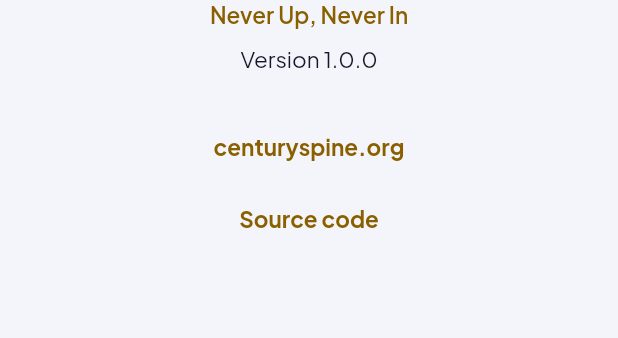
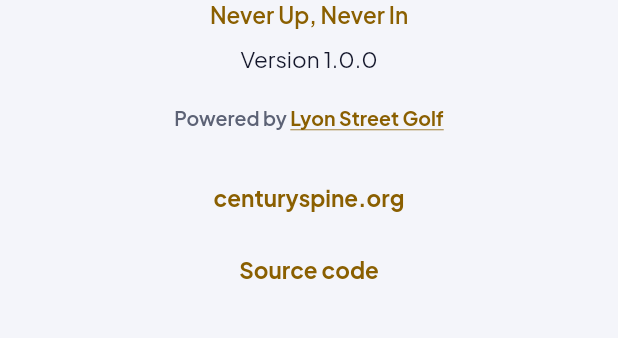
Before and after one commit to CenturySpine/nuni, a Flutter app: the AboutPage screen opened by its route, on a phone screen of 412 x 824 dp, the part 342-680 px from its top. Run offline on Flutter 3.47's test engine with Material 3 defaults, Android fonts, the light colour scheme and no system bars; our stand-ins replace file_picker, flutter_map, flutter_riverpod, freezed_annotation, geolocator, go_router and 12 more; missing offline and left inert: crop_your_image, dart:js_interop, linkify, mobile_scanner; accounts and stored records are empty; generated files the repository leaves out were written again; network calls fail.

Commit message:
chore (feat): adds powered by lsg label & align hole labels & icons

```diff
--- a/lib/features/legal/ui/about_page.dart
+++ b/lib/features/legal/ui/about_page.dart
@@ -5,6 +5,7 @@
 import '../../../core/theme/app_theme.dart';
 import '../../../l10n/generated/app_localizations.dart';
 import '../../../shared/nuni_logo.dart';
+import '../../../shared/nuni_powered_by.dart';
 
 class AboutPage extends StatelessWidget {
   const AboutPage({super.key});
@@ -43,7 +44,9 @@
                     );
                   },
                 ),
-                const SizedBox(height: 24),
+                const SizedBox(height: 20),
+                const NuniPoweredBy(),
+                const SizedBox(height: 20),
                 TextButton(
                   onPressed: () => launchUrl(Uri.https('centuryspine.org')),
                   child: Text(l10n.aboutHomepageLink),
--- a/lib/features/live/ui/played_hole_card.dart
+++ b/lib/features/live/ui/played_hole_card.dart
@@ -72,6 +72,7 @@
         crossAxisAlignment: CrossAxisAlignment.start,
         children: [
           Row(
+            crossAxisAlignment: CrossAxisAlignment.start,
             children: [
               NuniIconTile(
                 icon: PhosphorIcons.golf,
@@ -138,6 +139,7 @@
                     color: scheme.onSurfaceVariant,
                   ),
                   tooltip: l10n.sessionsPlayedHoleEdit,
+                  visualDensity: VisualDensity.compact,
                   onPressed: onEdit,
                 ),
               if (onDelete != null)
@@ -148,11 +150,13 @@
                     color: scheme.onSurfaceVariant,
                   ),
                   tooltip: l10n.sessionsLiveDeleteHole,
+                  visualDensity: VisualDensity.compact,
                   onPressed: onDelete,
                 ),
               ?dragHandle,
             ],
           ),
+          if (teams.isNotEmpty) ...[
             const SizedBox(height: 10),
             Padding(
               padding: const EdgeInsets.only(right: 6),
@@ -181,6 +185,7 @@
                 ],
               ),
             ),
+          ],
         ],
       ),
     );
--- a/lib/l10n/app_en.arb
+++ b/lib/l10n/app_en.arb
@@ -362,6 +362,8 @@
   "@aboutVersionLabel": {"placeholders": {"version": {"type": "String"}}},
   "aboutHomepageLink": "centuryspine.org",
   "aboutSourceLink": "Source code",
+  "poweredByPrefix": "Powered by ",
+  "poweredByAssociation": "Lyon Street Golf",
 
   "navAssociations": "Clubs",
   "settingsMyAssociation": "My club",
--- a/lib/l10n/app_fr.arb
+++ b/lib/l10n/app_fr.arb
@@ -333,6 +333,8 @@
   "aboutVersionLabel": "Version {version}",
   "aboutHomepageLink": "centuryspine.org",
   "aboutSourceLink": "Code source",
+  "poweredByPrefix": "Propulsé par ",
+  "poweredByAssociation": "Lyon Street Golf",
 
   "navAssociations": "Associations",
   "settingsMyAssociation": "Mon association",
--- /dev/null
+++ b/lib/shared/nuni_powered_by.dart
@@ -0,0 +1,71 @@
+import 'package:flutter/gestures.dart';
+import 'package:flutter/material.dart';
+import 'package:url_launcher/url_launcher.dart';
+
+import '../core/theme/app_theme.dart';
+import '../l10n/generated/app_localizations.dart';
+
+/// The "Powered by Lyon Street Golf" / "Propulsé par Lyon Street Golf" mention,
+/// linking to https://lyonstreetgolf.fr/.
+/// Displayed above legal footer links (login, settings) and on the About page.
+class NuniPoweredBy extends StatefulWidget {
+  const NuniPoweredBy({super.key});
+
+  static final Uri websiteUri = Uri.parse('https://lyonstreetgolf.fr/');
+
+  @override
+  State<NuniPoweredBy> createState() => _NuniPoweredByState();
+}
+
+class _NuniPoweredByState extends State<NuniPoweredBy> {
+  late final TapGestureRecognizer _recognizer;
+
+  @override
+  void initState() {
+    super.initState();
+    _recognizer = TapGestureRecognizer()
+      ..onTap = () => launchUrl(
+        NuniPoweredBy.websiteUri,
+        mode: LaunchMode.externalApplication,
+      );
+  }
+
+  @override
+  void dispose() {
+    _recognizer.dispose();
+    super.dispose();
+  }
+
+  @override
+  Widget build(BuildContext context) {
+    final l10n = AppLocalizations.of(context)!;
+    final scheme = Theme.of(context).colorScheme;
+    final textTheme = Theme.of(context).textTheme;
+
+    final baseStyle = textTheme.labelMedium?.copyWith(
+      color: scheme.onSurfaceVariant,
+    );
+    final linkStyle = baseStyle?.copyWith(
+      color: context.nuni.primaryInk,
+      fontWeight: FontWeight.w700,
+      decoration: TextDecoration.underline,
+      decorationColor: context.nuni.primaryInk,
+    );
+
+    return Text.rich(
+      TextSpan(
+        style: baseStyle,
+        children: [
+          TextSpan(text: l10n.poweredByPrefix),
+          TextSpan(
+            text: l10n.poweredByAssociation,
+            style: linkStyle,
+            recognizer: _recognizer,
+            mouseCursor: SystemMouseCursors.click,
+          ),
+        ],
+      ),
+      textAlign: TextAlign.center,
+    );
+  }
+}
```
Also changed, not shown: lib/shared/nuni_legal_footer.dart (+11 -3 lines), 2 other files. Lines whose indentation alone changed are shown as unchanged.
